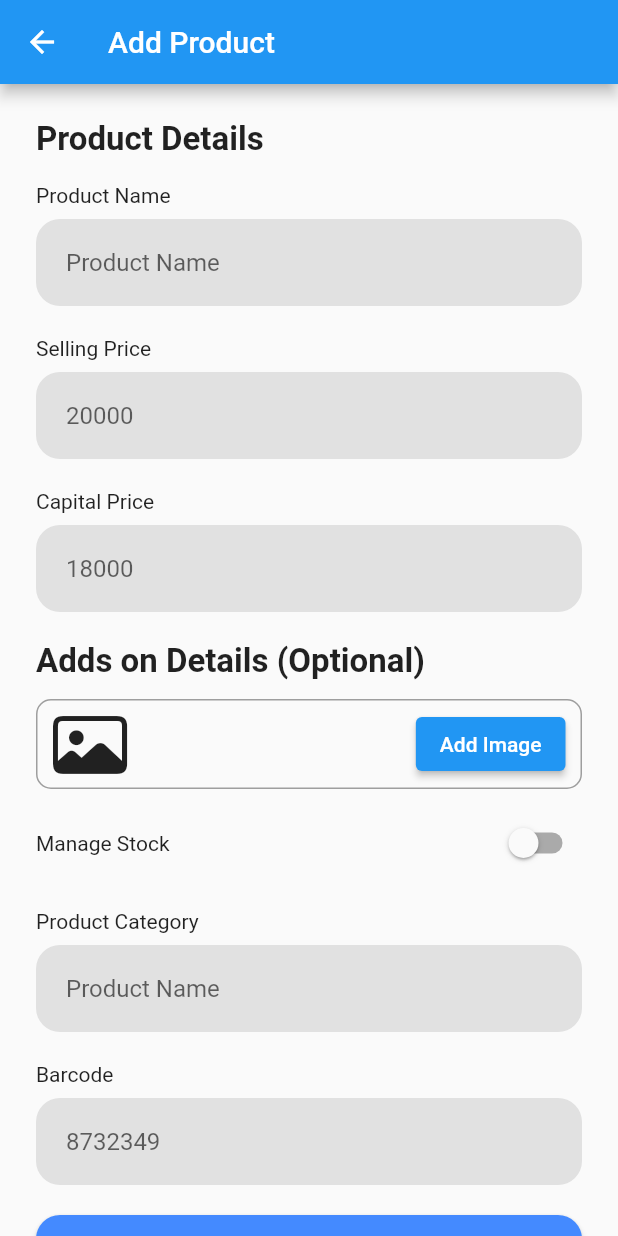
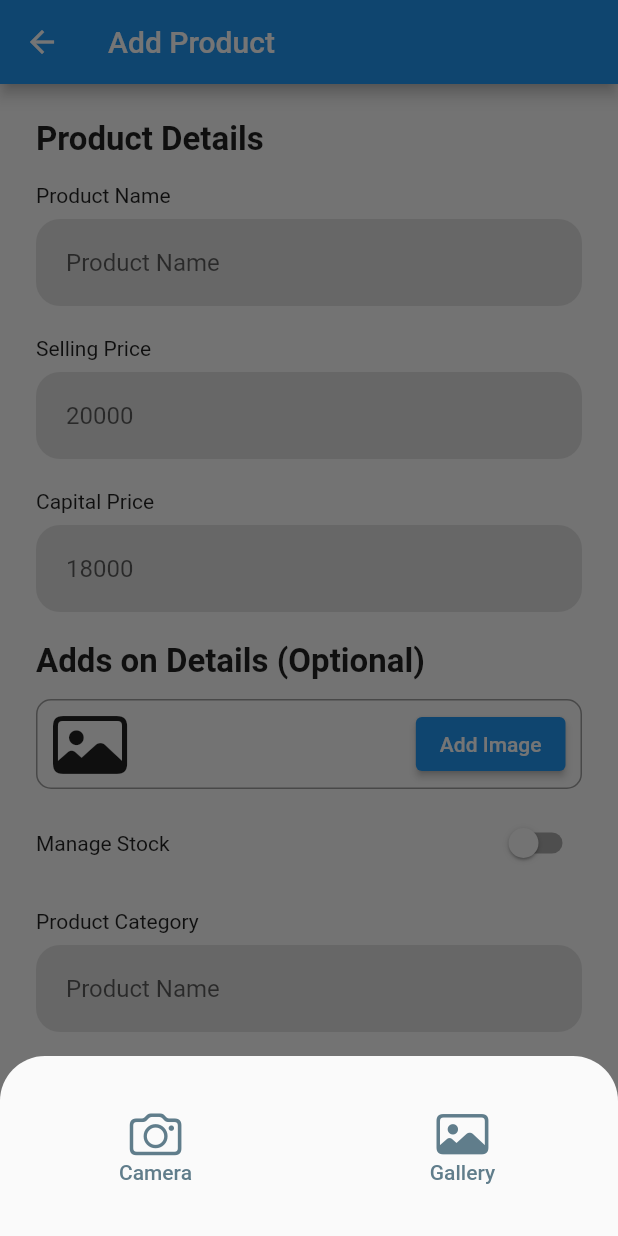
Before and after one commit to shlytn/POSKit, a Flutter app: the AddUpdateProductPage screen opened by its route, after a tap on "Add Image", on a phone screen of 412 x 824 dp. Run offline on Flutter 3.47's test engine with Material 2 defaults, Android fonts, the phone set to English and light mode, and no system bars; our stand-ins replace email_validator, fancy_bottom_navigation, firebase_auth, firebase_core, getwidget, image_picker and 1 more; accounts and stored records are empty.

Commit message:
feat: menambahkan library untuk mengambil gambar

```diff
--- a/lib/widgets/image_field.dart
+++ b/lib/widgets/image_field.dart
@@ -1,12 +1,50 @@
+import 'dart:io';
+
 import 'package:dicoding_capstone_pos/widgets/custom_text.dart';
 import 'package:flutter/cupertino.dart';
 import 'package:flutter/material.dart';
+import 'package:flutter/services.dart';
+import 'package:flutter/widgets.dart';
+import 'package:image_picker/image_picker.dart';
+import 'package:path_provider/path_provider.dart';
+import 'package:path/path.dart';
 
-class ImageField extends StatelessWidget {
+class ImageField extends StatefulWidget {
   final String buttonText;
-  var imageName = '';
 
   ImageField({Key? key, required this.buttonText}) : super(key: key);
+
+  @override
+  State<ImageField> createState() => _ImageFieldState();
+}
+
+class _ImageFieldState extends State<ImageField> {
+  var imageName = '';
+  File? image;
+
+  Future pickImage(ImageSource source) async {
+    try {
+      final image = await ImagePicker().pickImage(source: source);
+      if (image == null) return;
+
+      final imageTemporary = File(image.path);
+      imageName = basename(image.path);
+      // final imagePermanent = await saveImagePermanently(image.path);
+      setState(() {
+        this.image = imageTemporary;
+      });
+    } on PlatformException catch (e) {
+      print('Failed to pick Image $e');
+    }
+  }
+
+  Future<File> saveImagePermanently(String imagePath) async {
+    final directory = await getApplicationDocumentsDirectory();
+    final name = basename(imagePath);
+    final image = File('${directory.path}/$name');
+    // print("image = $image");
+    return File(imagePath).copy(image.path);
+  }
 
   @override
   Widget build(BuildContext context) {
@@ -22,18 +60,65 @@ class ImageField extends StatelessWidget {
       child: Row(
         mainAxisAlignment: MainAxisAlignment.spaceBetween,
         children: [
-          CustomText(
-            text: imageName,
-            icon: CupertinoIcons.photo,
-            textColor: Colors.black,
-            iconSize: 50.0,
+          Expanded(
+            child: CustomText(
+              text: imageName,
+              icon: CupertinoIcons.photo,
+              textColor: Colors.black,
+              iconSize: 50.0,
+            ),
           ),
           ElevatedButton(
-            onPressed: () {},
-            child: Text(buttonText),
+            onPressed: () {
+              showImageSource(context);
+            },
+            child: Text(widget.buttonText),
           ),
         ],
       ),
     );
   }
+
+  Future<ImageSource?> showImageSource(BuildContext context) async {
+    return showModalBottomSheet(
+      context: context,
+      shape: const RoundedRectangleBorder(
+        borderRadius: BorderRadius.only(
+          topRight: Radius.circular(30.0),
+          topLeft: Radius.circular(30.0),
+        ),
+      ),
+      builder: (BuildContext context) {
+        return Row(
+          mainAxisAlignment: MainAxisAlignment.spaceEvenly,
+          mainAxisSize: MainAxisSize.min,
+          children: [
+            _buildTextButton(context,
+                "Camera", CupertinoIcons.camera, ImageSource.camera),
+            _buildTextButton(context,
+                "Gallery", CupertinoIcons.photo, ImageSource.gallery),
+          ],
+        );
+      },
+    );
+  }
+
+  Widget _buildTextButton(BuildContext context, String text, IconData icon, ImageSource source) {
+    var width = MediaQuery.of(context).size.width * 0.49;
+    return SizedBox(
+      height: 120.0,
+      width: width,
+      child: TextButton(
+          onPressed: () => pickImage(source),
+            child: Column(
+              mainAxisAlignment: MainAxisAlignment.center,
+              mainAxisSize: MainAxisSize.max,
+                  children: [
+                Icon(icon, size: 35.0, color: Colors.blueGrey,),
+                Text(text, style: const TextStyle(color: Colors.blueGrey),)
+              ],
+            ),
+      ),
+    );
+  }
 }
--- a/pubspec.yaml
+++ b/pubspec.yaml
@@ -41,6 +41,8 @@ dependencies:
   fancy_bottom_navigation: ^0.3.3
   introduction_screen: ^2.1.0
   email_validator: ^2.0.1
+  image_picker: ^0.8.4+4
+  path_provider: ^2.0.7
 
 dev_dependencies:
   flutter_test:
```
Also changed, not shown: pubspec.lock.
